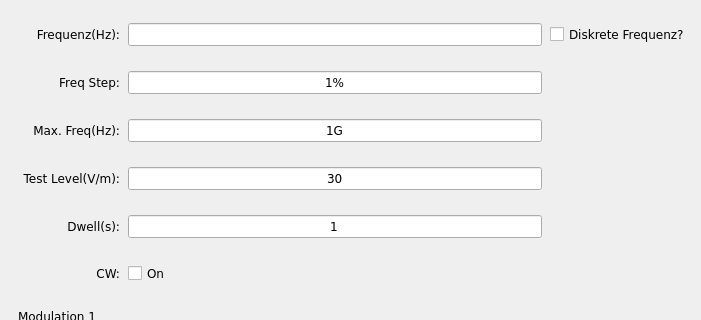
First picture: the form in gui/uifiles/ParaEditWindow.ui, repository mengze21/Development-of-an-EMC-test-software, before the edit; both pictures show x 0 to 701 and y 0 to 320 of the 701 by 641 pixel window.
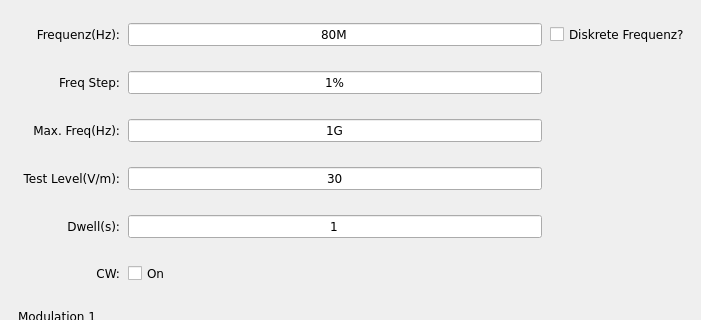
Second picture: the form after the edit. Icons and pictures are not drawn.

```diff
--- a/gui/uifiles/ParaEditWindow.ui
+++ b/gui/uifiles/ParaEditWindow.ui
@@ -104,7 +104,7 @@
         </size>
        </property>
        <property name="text">
-        <string/>
+        <string>80M</string>
        </property>
        <property name="alignment">
         <set>Qt::AlignCenter</set>
```
